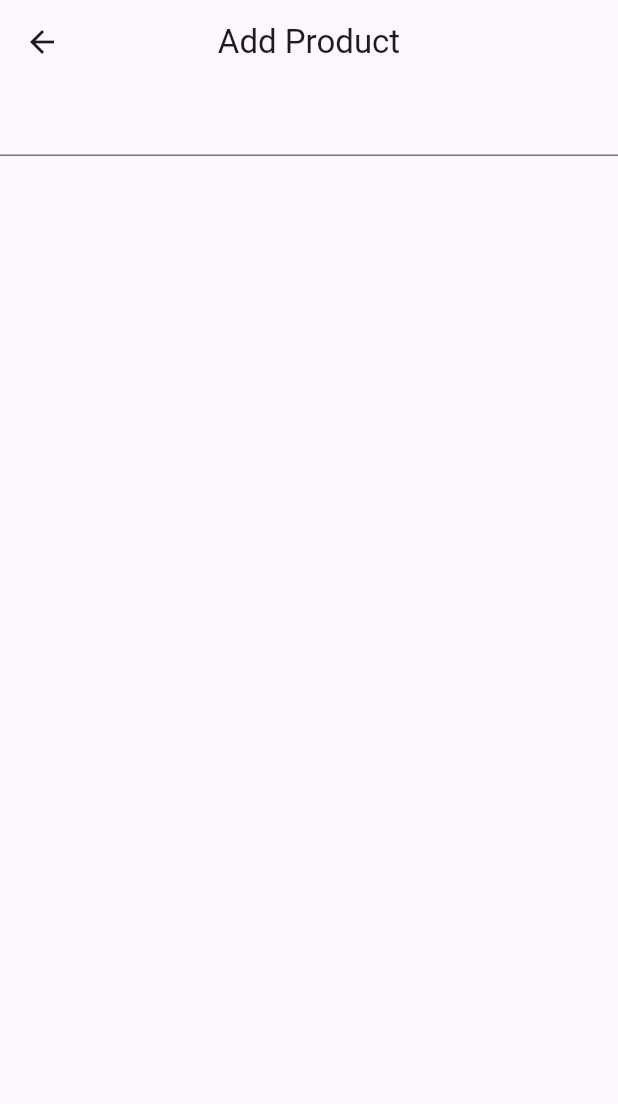
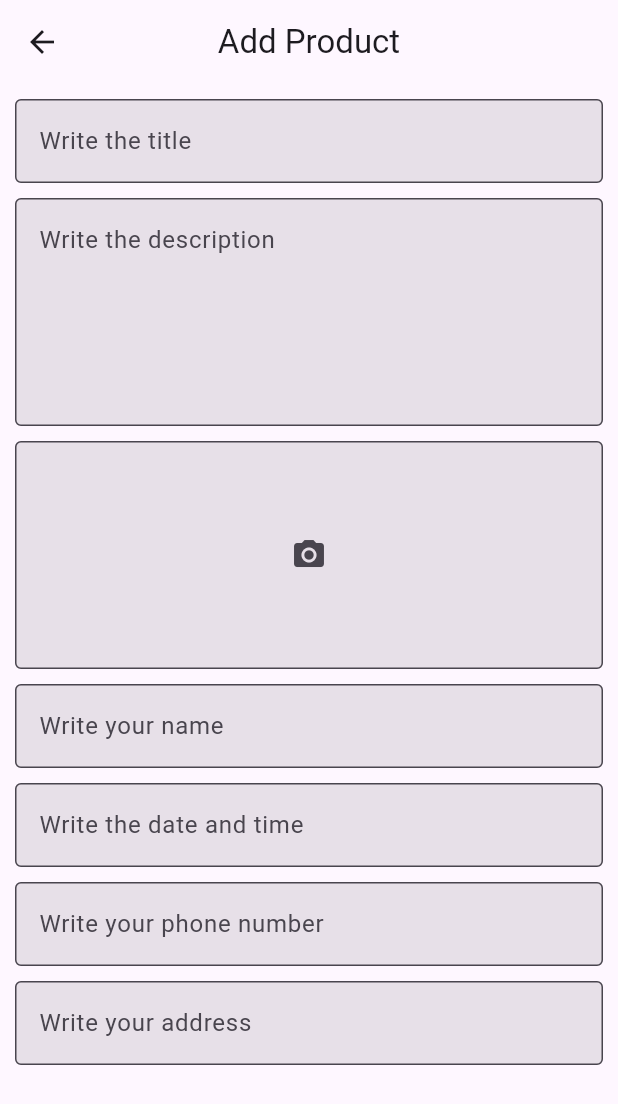
Before and after one commit to tynchtykestebes/Advertisement, a Flutter app: the AddProduct screen opened directly, on a phone screen of 412 x 824 dp. Shown: the top 1104 px of the screen. Run offline on Flutter 3.47's test engine with Material 2 defaults, Android fonts, the phone set to English and light mode, and no system bars; our stand-ins replace firebase_core; accounts and stored records are empty.

Commit message:
second commit

```diff
--- a/lib/add_product/add_product.dart
+++ b/lib/add_product/add_product.dart
@@ -1,3 +1,5 @@
+import 'package:advertisement/components/custom_text_field.dart';
+import 'package:advertisement/constants/app_size.dart';
 import 'package:flutter/material.dart';
 
 class AddProduct extends StatefulWidget {
@@ -8,6 +10,12 @@ class AddProduct extends StatefulWidget {
 }
 
 class _AddProductState extends State<AddProduct> {
+  final _title = TextEditingController();
+  final _description = TextEditingController();
+  final _name = TextEditingController();
+  final _dateTime = TextEditingController();
+  final _phoneNumber = TextEditingController();
+  final _address = TextEditingController();
   @override
   Widget build(BuildContext context) {
     return Scaffold(
@@ -15,10 +23,53 @@ class _AddProductState extends State<AddProduct> {
         centerTitle: true,
         title: const Text('Add Product'),
       ),
-      body: ListView(
-        children: [
-          TextFormField(),
-        ],
+      body: Padding(
+        padding: const EdgeInsets.all(10),
+        child: ListView(
+          children: [
+            CustomTextField(
+              controller: _title,
+              hintText: 'Write the title',
+            ),
+            AppSize.height10,
+            CustomTextField(
+              maxLines: 5,
+              controller: _description,
+              hintText: 'Write the description',
+            ),
+            AppSize.height10,
+            CustomTextField(
+              prefixIcon: Center(
+                child: IconButton(
+                  onPressed: () {},
+                  icon: const Icon(Icons.photo_camera),
+                ),
+              ),
+              maxLines: 5,
+              controller: _description,
+            ),
+            AppSize.height10,
+            CustomTextField(
+              controller: _name,
+              hintText: 'Write your name',
+            ),
+            AppSize.height10,
+            CustomTextField(
+              controller: _dateTime,
+              hintText: 'Write the date and time',
+            ),
+            AppSize.height10,
+            CustomTextField(
+              controller: _phoneNumber,
+              hintText: 'Write your phone number',
+            ),
+            AppSize.height10,
+            CustomTextField(
+              controller: _address,
+              hintText: 'Write your address',
+            ),
+          ],
+        ),
       ),
     );
   }
--- /dev/null
+++ b/lib/components/custom_text_field.dart
@@ -0,0 +1,29 @@
+import 'package:flutter/material.dart';
+
+class CustomTextField extends StatelessWidget {
+  const CustomTextField({
+    super.key,
+    this.hintText,
+    this.controller,
+    this.maxLines,
+    this.prefixIcon,
+  });
+  final String? hintText;
+  final TextEditingController? controller;
+  final int? maxLines;
+  final Widget? prefixIcon;
+
+  @override
+  Widget build(BuildContext context) {
+    return TextFormField(
+      maxLines: maxLines,
+      controller: controller,
+      decoration: InputDecoration(
+        prefixIcon: prefixIcon,
+        border: const OutlineInputBorder(),
+        filled: true,
+        hintText: hintText,
+      ),
+    );
+  }
+}
--- /dev/null
+++ b/lib/constants/app_size.dart
@@ -0,0 +1,5 @@
+import 'package:flutter/material.dart';
+
+class AppSize {
+  static const height10 = SizedBox(height: 10);
+}
--- /dev/null
+++ b/lib/models/information.dart
@@ -0,0 +1,49 @@
+import 'dart:convert';
+
+class Information {
+  Information({
+    this.image,
+    required this.title,
+    required this.description,
+    required this.name,
+    required this.dateTime,
+    required this.phoneNumber,
+    required this.address,
+  });
+
+  final List<String>? image;
+  final String title;
+  final String description;
+  final String name;
+  final String dateTime;
+  final String phoneNumber;
+  final String address;
+
+  Map<String, dynamic> toMap() {
+    return {
+      'image': image,
+      'title': title,
+      'description': description,
+      'name': name,
+      'dateTime': dateTime,
+      'phoneNumber': phoneNumber,
+      'address': address,
+    };
+  }
+
+  factory Information.fromMap(Map<String, dynamic> map) {
+    return Information(
+      image: List<String>.from(map['image']),
+      title: map['title'] ?? '',
+      description: map['description'] ?? '',
+      name: map['name'] ?? '',
+      dateTime: map['dateTime'] ?? '',
+      phoneNumber: map['phoneNumber'] ?? '',
+      address: map['address'] ?? '',
+    );
+  }
+
+  String toJson() => json.encode(toMap());
+
+  factory Information.fromJson(String source) => Information.fromMap(json.decode(source));
+}
--- a/pubspec.yaml
+++ b/pubspec.yaml
@@ -37,6 +37,8 @@ dependencies:
   cupertino_icons: ^1.0.2
   firebase_core_desktop: ^1.0.2
   firebase_core: ^2.15.0
+  cloud_firestore: ^4.8.3
+  firebase_storage: ^11.2.5
 
 dev_dependencies:
   flutter_test:
```
Also changed, not shown: pubspec.lock, 1 other file.
